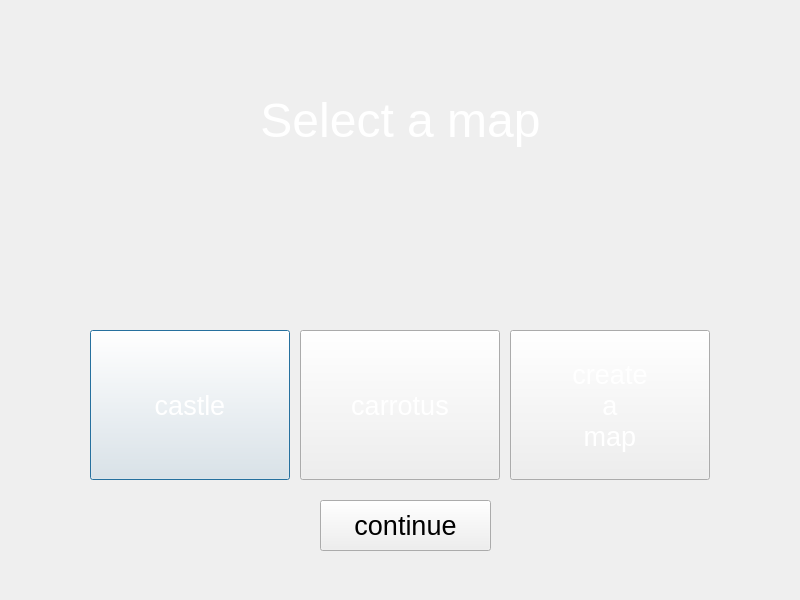
Before: the Qt Designer form client_src/QT/map_selector.ui in Taller-de-Programacion-1-1C2024-GRUPO1/TP-Jazz-Jackrabbit-2, drawn with Qt 5.
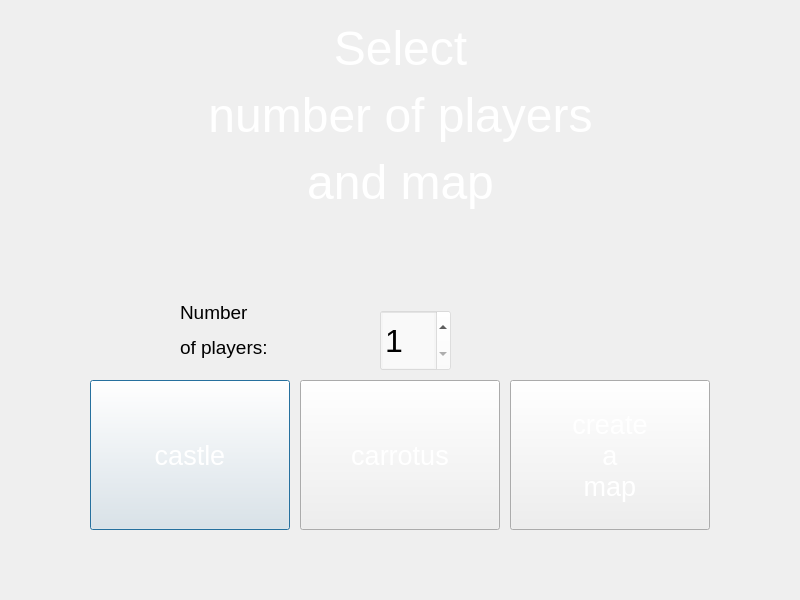
After: the same form once the commit is applied. Icons and pictures are not drawn.

Commit message: refactor: map_selector y join_match_lobby

Diff of the .ui file:
```diff
--- a/client_src/QT/map_selector.ui
+++ b/client_src/QT/map_selector.ui
@@ -17,20 +17,20 @@
    <property name="geometry">
     <rect>
      <x>0</x>
-     <y>90</y>
+     <y>20</y>
      <width>801</width>
-     <height>61</height>
+     <height>191</height>
     </rect>
    </property>
    <property name="text">
-    <string>&lt;html&gt;&lt;head/&gt;&lt;body&gt;&lt;p align=&quot;center&quot;&gt;&lt;span style=&quot; font-size:36pt; color:#ffffff;&quot;&gt;Select a map&lt;/span&gt;&lt;/p&gt;&lt;/body&gt;&lt;/html&gt;</string>
+    <string>&lt;html&gt;&lt;head/&gt;&lt;body&gt;&lt;p align=&quot;center&quot;&gt;&lt;span style=&quot; font-size:36pt; color:#ffffff;&quot;&gt;Select&lt;/span&gt;&lt;/p&gt;&lt;p align=&quot;center&quot;&gt;&lt;span style=&quot; font-size:36pt; color:#ffffff;&quot;&gt;number of players&lt;/span&gt;&lt;/p&gt;&lt;p align=&quot;center&quot;&gt;&lt;span style=&quot; font-size:36pt; color:#ffffff;&quot;&gt;and map&lt;/span&gt;&lt;/p&gt;&lt;/body&gt;&lt;/html&gt;</string>
    </property>
   </widget>
   <widget class="QPushButton" name="btnMap1">
    <property name="geometry">
     <rect>
      <x>90</x>
-     <y>330</y>
+     <y>380</y>
      <width>200</width>
      <height>150</height>
     </rect>
@@ -51,7 +51,7 @@
    <property name="geometry">
     <rect>
      <x>300</x>
-     <y>330</y>
+     <y>380</y>
      <width>200</width>
      <height>150</height>
     </rect>
@@ -72,7 +72,7 @@
    <property name="geometry">
     <rect>
      <x>510</x>
-     <y>330</y>
+     <y>380</y>
      <width>200</width>
      <height>150</height>
     </rect>
@@ -91,20 +91,43 @@
 map</string>
    </property>
   </widget>
-  <widget class="QPushButton" name="btnContinue">
+  <widget class="QSpinBox" name="spinNumberOfPlayers">
    <property name="geometry">
     <rect>
-     <x>320</x>
-     <y>500</y>
+     <x>380</x>
+     <y>310</y>
+     <width>71</width>
+     <height>61</height>
+    </rect>
+   </property>
+   <property name="font">
+    <font>
+     <pointsize>24</pointsize>
+    </font>
+   </property>
+   <property name="styleSheet">
+    <string notr="true">
+background-color: rgba(255, 255, 255, 100); 
+</string>
+   </property>
+   <property name="minimum">
+    <number>1</number>
+   </property>
+   <property name="maximum">
+    <number>3</number>
+   </property>
+  </widget>
+  <widget class="QLabel" name="labelNumberOfPlayers">
+   <property name="geometry">
+    <rect>
+     <x>180</x>
+     <y>300</y>
      <width>171</width>
-     <height>51</height>
+     <height>61</height>
     </rect>
    </property>
-   <property name="styleSheet">
-    <string notr="true">font: 20pt;</string>
-   </property>
    <property name="text">
-    <string>continue</string>
+    <string>&lt;html&gt;&lt;head/&gt;&lt;body&gt;&lt;p&gt;&lt;span style=&quot; font-size:14pt;&quot;&gt;Number &lt;/span&gt;&lt;/p&gt;&lt;p&gt;&lt;span style=&quot; font-size:14pt;&quot;&gt;of players:&lt;/span&gt;&lt;/p&gt;&lt;/body&gt;&lt;/html&gt;</string>
    </property>
   </widget>
  </widget>
```
Left out of the diff: 2 changed lines with no effect on the pictures. The commit also changes 16 other files.
